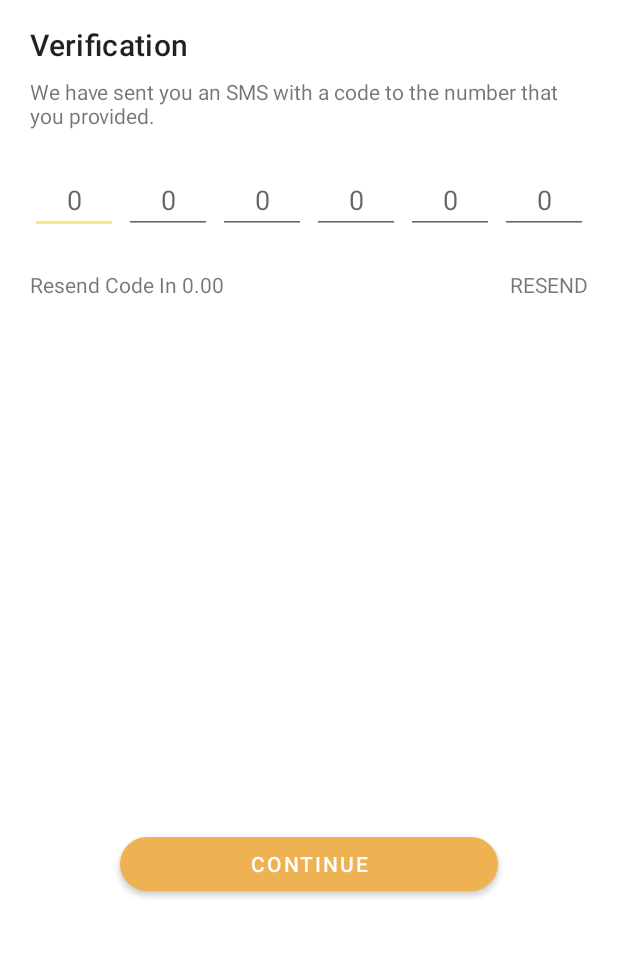
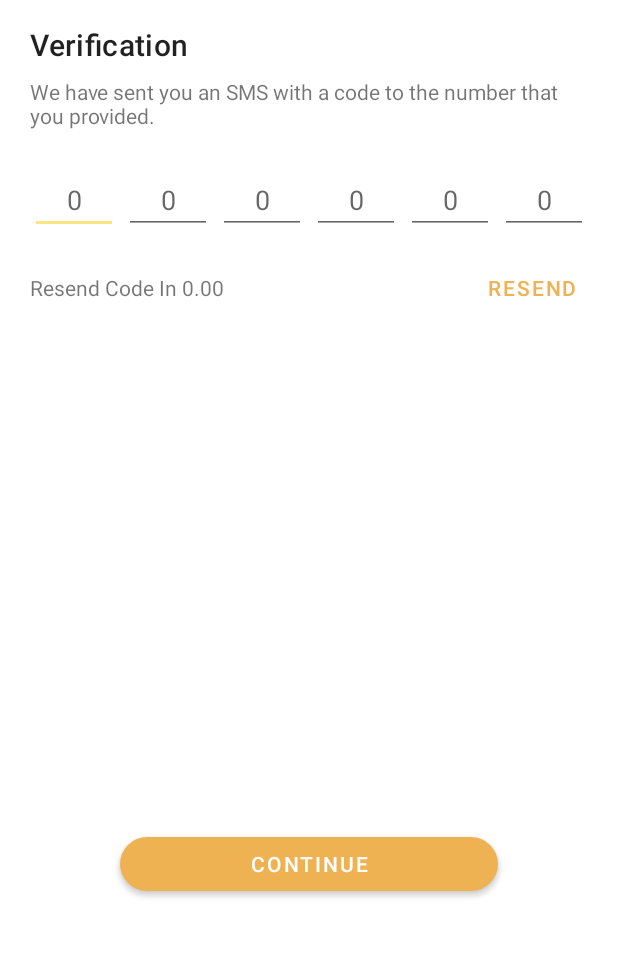
Before and after one commit to qubictech/android_telegram_redesign, an Android app: the screen it shows after launch (UserSignActivity), after a tap on "CONTINUE", on a phone screen of 412 x 824 dp, the part 216-1173 px from its top. Run offline under Robolectric (Android 15) with nearby library versions, the phone set to English and light mode, and no system bars.

Commit message:
icon resolution and added some icon

```diff
--- a/app/src/main/res/drawable/ic_person_add_outline.xml
+++ b/app/src/main/res/drawable/ic_person_add_outline.xml
@@ -1,6 +1,6 @@
 <vector xmlns:android="http://schemas.android.com/apk/res/android"
-    android:width="24dp"
-    android:height="24dp"
+    android:width="100dp"
+    android:height="100dp"
     android:viewportWidth="24"
     android:viewportHeight="24">
   <path
--- a/app/src/main/res/layout/fragment_authentication.xml
+++ b/app/src/main/res/layout/fragment_authentication.xml
@@ -137,14 +137,15 @@
                 android:layout_weight="1"
                 android:text="Resend Code In 0.00" />
 
-            <TextView
+            <com.google.android.material.button.MaterialButton
                 android:layout_width="wrap_content"
                 android:layout_height="wrap_content"
+                android:textAlignment="textEnd"
                 android:gravity="center"
-                android:paddingTop="12dp"
-                android:paddingBottom="12dp"
+                style="@style/Widget.MaterialComponents.Button.TextButton"
                 android:text="Resend"
-                android:textAllCaps="true" />
+                android:textAllCaps="true"
+                tools:ignore="RtlCompat" />
 
         </LinearLayout>
 
--- a/app/src/main/res/layout/fragment_more.xml
+++ b/app/src/main/res/layout/fragment_more.xml
@@ -36,7 +36,7 @@
             android:layout_height="match_parent"
             android:clipToPadding="false"
             android:orientation="vertical"
-            android:paddingBottom="100dp"
+            android:paddingBottom="50dp"
             app:layout_behavior="com.google.android.material.appbar.AppBarLayout$ScrollingViewBehavior">
 
             <LinearLayout
@@ -519,7 +519,7 @@
                     android:layout_width="wrap_content"
                     android:layout_height="wrap_content"
                     android:layout_gravity="center"
-                    android:layout_marginTop="16dp"
+                    android:layout_margin="16dp"
                     android:text="Version 1.0.0" />
 
             </LinearLayout>
--- a/app/src/main/res/layout/fragment_sign_up.xml
+++ b/app/src/main/res/layout/fragment_sign_up.xml
@@ -30,7 +30,7 @@
             android:layout_width="wrap_content"
             android:layout_height="wrap_content"
             android:layout_marginTop="8dp"
-            android:text="Please provide your name and \nan optional profile photo." />
+            android:text="Please provide your name and an optional profile photo." />
 
         <com.google.android.material.textfield.TextInputLayout
             android:id="@+id/name"
--- a/app/src/main/res/menu/chat.xml
+++ b/app/src/main/res/menu/chat.xml
@@ -2,18 +2,22 @@
 <menu xmlns:android="http://schemas.android.com/apk/res/android"
     xmlns:app="http://schemas.android.com/apk/res-auto">
     <item
+        android:icon="@drawable/ic_person_outline"
         android:title="View Contact"
         app:showAsAction="never" />
 
     <item
+        android:icon="@drawable/ic_bell_off_outline"
         android:title="Mute Notification"
         app:showAsAction="never" />
 
     <item
+        android:icon="@drawable/ic_alert_triangle_outline"
         android:title="Report"
         app:showAsAction="never" />
 
     <item
+        android:icon="@drawable/ic_block_black_24dp"
         android:title="Block"
         app:showAsAction="never" />
 </menu>
```
Also changed, not shown: app/src/main/res/drawable/ic_block_black_24dp.xml (added, +9 -0 lines).
